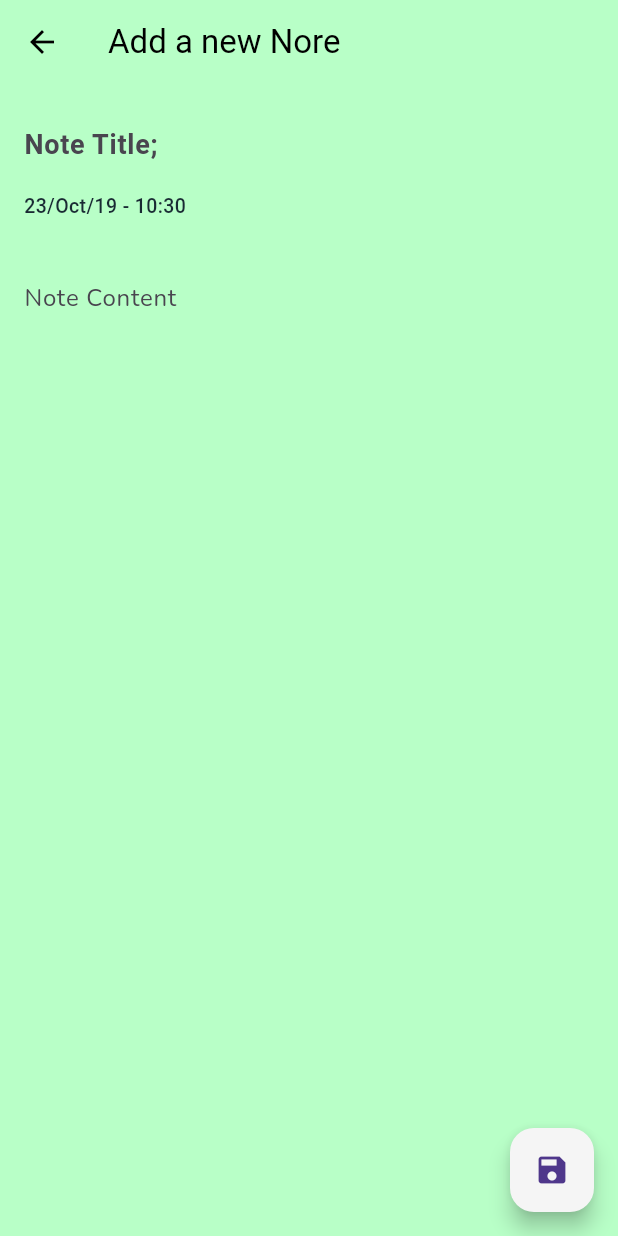
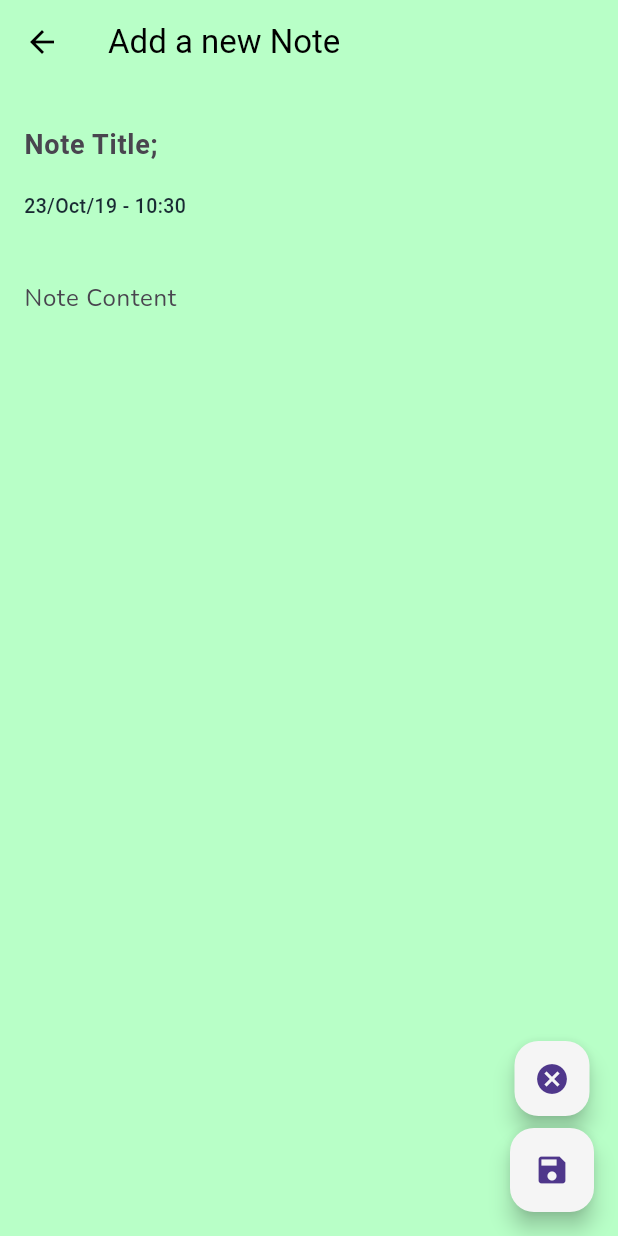
Before and after one commit to taydinadnan/notes-app, a Flutter app: the NoteEditorScreen screen opened directly, on a phone screen of 412 x 824 dp. Run offline on Flutter 3.47's test engine with Material 3 defaults, Android fonts, the phone set to English and light mode, and no system bars; our stand-ins replace animated_background, cloud_firestore, firebase_auth, firebase_core, flutter_riverpod, google_fonts and 1 more; accounts and stored records are empty.

```diff
--- a/lib/view/note/note_editor.dart
+++ b/lib/view/note/note_editor.dart
@@ -29,7 +29,7 @@ class _NoteEditorScreenState extends State<NoteEditorScreen> {
         elevation: 0.0,
         iconTheme: const IconThemeData(color: Colors.black),
         title: const Text(
-          'Add a new Nore',
+          'Add a new Note',
           style: TextStyle(color: Colors.black),
         ),
       ),
@@ -67,7 +67,22 @@ class _NoteEditorScreenState extends State<NoteEditorScreen> {
           ],
         ),
       ),
-      floatingActionButton: FloatingActionButton(
+      floatingActionButton: Column(
+        mainAxisAlignment: MainAxisAlignment.end,
+        children: [
+          SizedBox(
+            height: 50,
+            width: 50,
+            child: FloatingActionButton(
+              backgroundColor: AppStyle.accentColor,
+              onPressed: () {
+                Navigator.pop(context);
+              },
+              child: const Icon(Icons.cancel),
+            ),
+          ),
+          const SizedBox(height: 8),
+          FloatingActionButton(
             backgroundColor: AppStyle.accentColor,
             onPressed: () {
               FirebaseFirestore.instance.collection("Notes").add({
@@ -84,6 +99,8 @@ class _NoteEditorScreenState extends State<NoteEditorScreen> {
             },
             child: const Icon(Icons.save),
           ),
+        ],
+      ),
     );
   }
 }
--- a/pubspec.yaml
+++ b/pubspec.yaml
@@ -49,6 +49,7 @@ dependencies:
   google_fonts: ^6.1.0
   intl: ^0.18.1
   animated_background: ^2.0.0
+  animations: ^2.0.8
 
 dev_dependencies:
   flutter_test:
```
Also changed, not shown: lib/view/home/screens/home_screen.dart (+47 -18 lines). Lines whose indentation alone changed are shown as unchanged.
